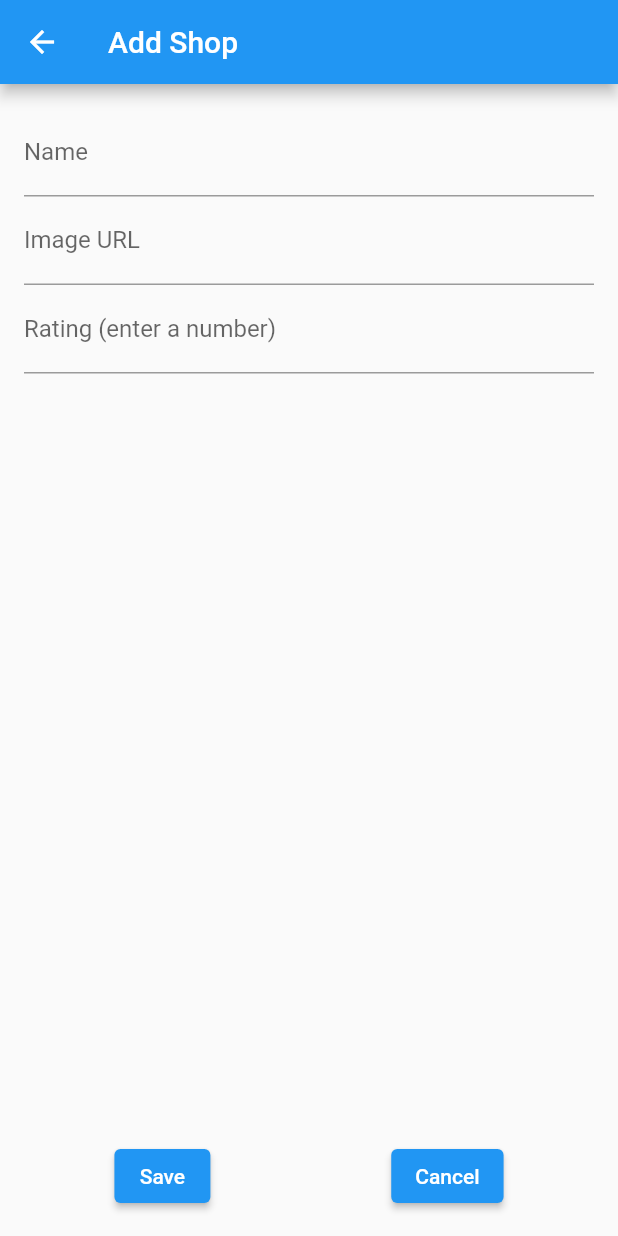
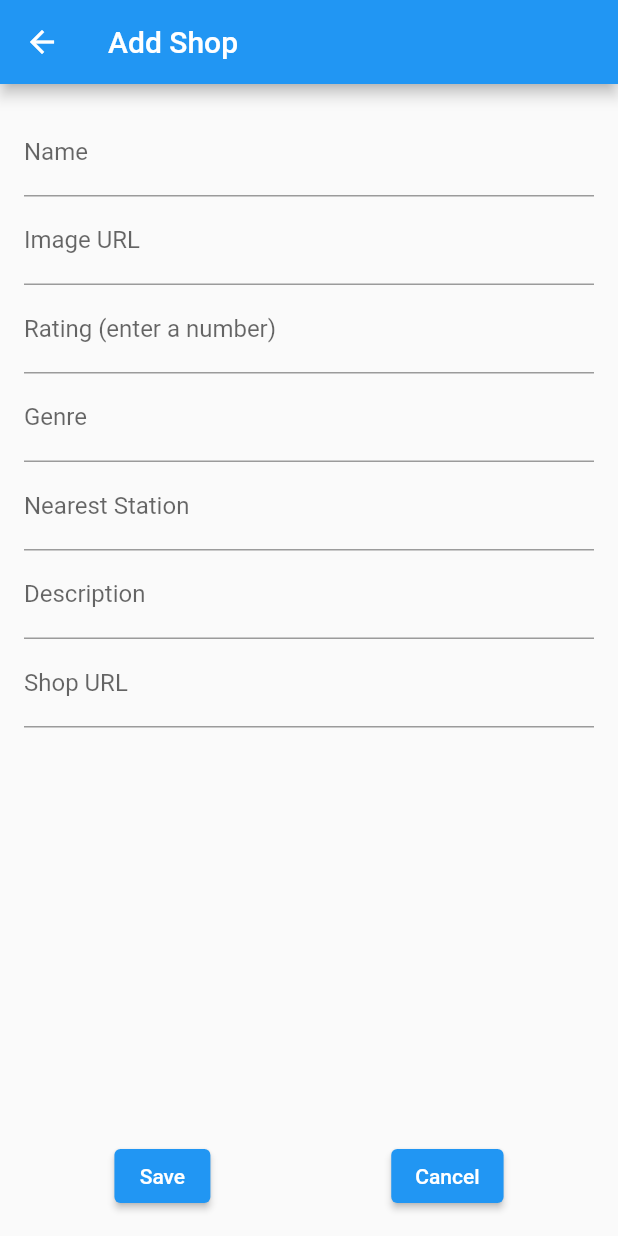
Before and after one commit to Asa-Shu/foodmark_app, a Flutter app: the screen it shows after launch, after a tap on the "delete" icon, after a tap on the "add" icon, on a phone screen of 412 x 824 dp. Run offline on Flutter 3.47's test engine with Material 2 defaults, Android fonts, the phone set to English and light mode, and no system bars; network calls fail.

Commit message:
Shopクラスのプロパティを増やした＆渡す引数の変更

```diff
--- a/lib/pages/add_shop_page.dart
+++ b/lib/pages/add_shop_page.dart
@@ -14,6 +14,10 @@ class _AddShopPageState extends State<AddShopPage> {
   final _shopNameController = TextEditingController();
   final _shopImageController = TextEditingController();
   final _shopRatingController = TextEditingController();
+  final _shopGenreController = TextEditingController();
+  final _shopStationController = TextEditingController();
+  final _shopDescriptionController = TextEditingController();
+  final _shopURLController = TextEditingController();
   final _formKey = GlobalKey<FormState>();
 
   @override
@@ -21,6 +25,10 @@ class _AddShopPageState extends State<AddShopPage> {
     _shopNameController.dispose();
     _shopImageController.dispose();
     _shopRatingController.dispose();
+    _shopGenreController.dispose();
+    _shopStationController.dispose();
+    _shopDescriptionController.dispose();
+    _shopURLController.dispose();
     super.dispose();
   }
 
@@ -53,6 +61,30 @@ class _AddShopPageState extends State<AddShopPage> {
                 keyboardType: TextInputType.number,
                 decoration: const InputDecoration(
                   labelText: 'Rating (enter a number)',
+                ),
+              ),
+              TextFormField(
+                controller: _shopGenreController,
+                decoration: const InputDecoration(
+                  labelText: 'Genre',
+                ),
+              ),
+              TextFormField(
+                controller: _shopStationController,
+                decoration: const InputDecoration(
+                  labelText: 'Nearest Station',
+                ),
+              ),
+              TextFormField(
+                controller: _shopDescriptionController,
+                decoration: const InputDecoration(
+                  labelText: 'Description',
+                ),
+              ),
+              TextFormField(
+                controller: _shopURLController,
+                decoration: const InputDecoration(
+                  labelText: 'Shop URL',
                 ),
               ),
               const Spacer(),
--- a/lib/pages/favorite_shops_page.dart
+++ b/lib/pages/favorite_shops_page.dart
@@ -32,7 +32,7 @@ class _FavoriteShopsPageState extends State<FavoriteShopsPage> {
     Navigator.push(
       context,
       // MaterialPageRouteクラスのbuilderプロパティには、遷移先のページのビルド方法を指定するコールバック関数が指定されています
-      MaterialPageRoute(builder: (context) => ShopDetailsPage(name: shop.name)),
+      MaterialPageRoute(builder: (context) => ShopDetailsPage(shop: shop)),
     );
   }
 
--- a/lib/pages/shop_details_page.dart
+++ b/lib/pages/shop_details_page.dart
@@ -1,22 +1,23 @@
 import 'package:flutter/material.dart';
+import '../shop.dart';
 
 class ShopDetailsPage extends StatelessWidget {
-  final String name;
+  final Shop shop;
 
   // コンストラクタ
   const ShopDetailsPage(
       {Key? key /* オプション, keyはWidgetツリー内で一意の識別子を提供するために使用されます */,
-      required this.name /* 必須 */})
+      required this.shop /* 必須 */})
       : super(key: key);
 
   @override
   Widget build(BuildContext context) {
     return Scaffold(
       appBar: AppBar(
-        title: Text(name),
+        title: Text(shop.name),
       ),
       body: Center(
-        child: Text('Details about $name'),
+        child: Text('Details about $shop.name'),
       ),
     );
   }
--- a/lib/shop.dart
+++ b/lib/shop.dart
@@ -2,10 +2,18 @@ class Shop {
   final String name;
   final String image;
   double rating; // int型プロパティに初期値を設定しない場合0が設定される
+  final String? genre;
+  final String? station;
+  final String? description;
+  final String? url;
 
   Shop({
-    required this.name, // 必須パラメタ
-    required this.image, // 必須パラメタ
+    required this.name,
+    required this.image,
     this.rating = 0, // オプションパラメタ, 指定されない場合0を設定する
+    this.genre,
+    this.station,
+    this.description,
+    this.url,
   });
 }
```
